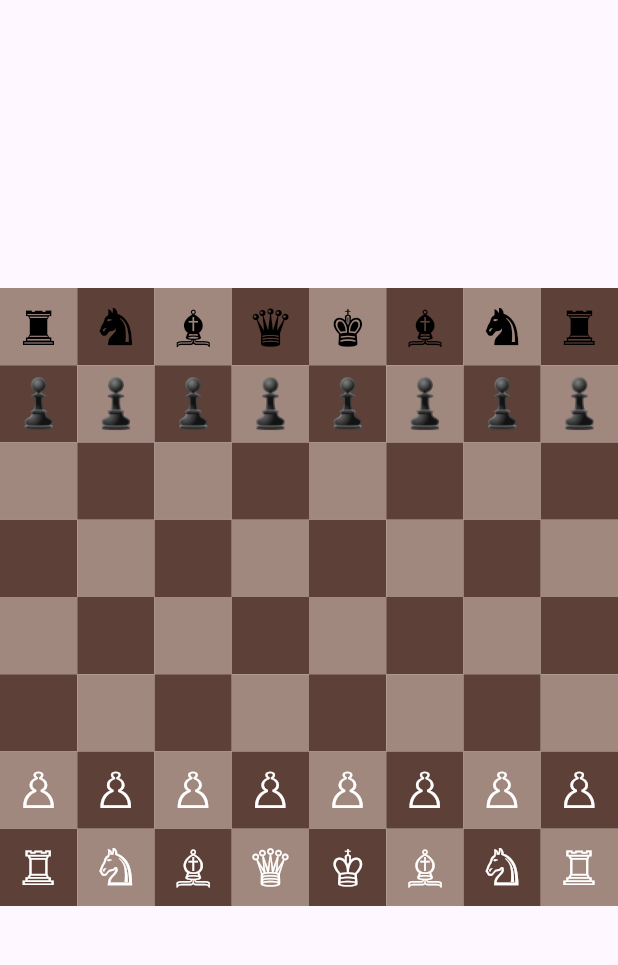
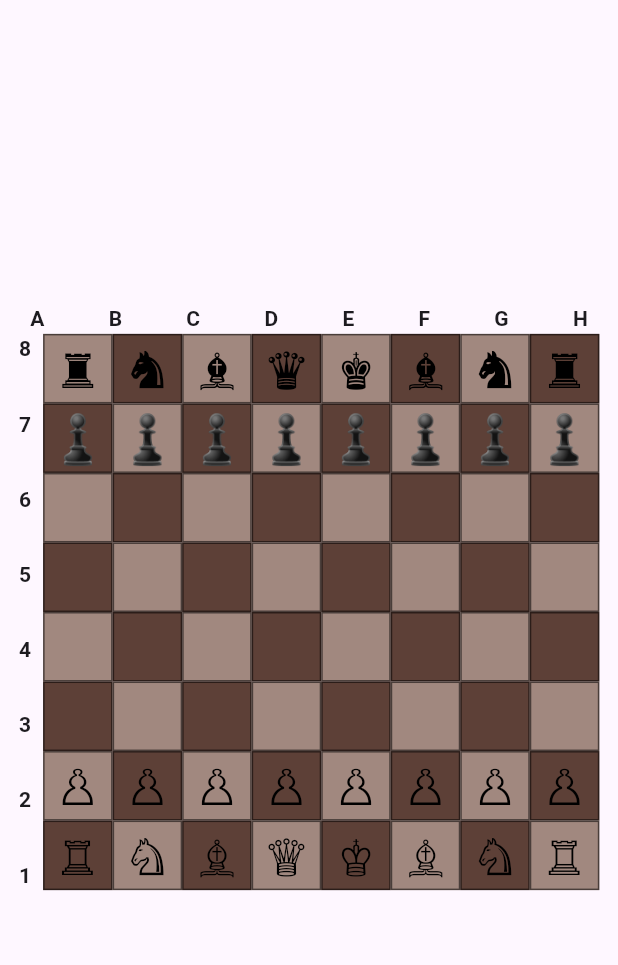
Before and after one commit to devaeterne/wizard_chess, a Flutter app: the ChessBoardScreen screen opened directly, on a phone screen of 412 x 824 dp, the part 63-1028 px from its top. Run offline on Flutter 3.47's test engine with Material 3 defaults, Android fonts, the phone set to English and light mode, and no system bars.

Commit message:
tahta sorunu

```diff
--- a/lib/models/piece.dart
+++ b/lib/models/piece.dart
@@ -1,6 +1,6 @@
-enum PieceType { king, queen, rook, bishop, knight, pawn }
+enum PieceColor { white, black }
 
-enum PieceColor { white, black }
+enum PieceType { pawn, rook, knight, bishop, queen, king }
 
 class Piece {
   final PieceType type;
@@ -10,18 +10,18 @@ class Piece {
 
   String get symbol {
     switch (type) {
+      case PieceType.pawn:
+        return color == PieceColor.white ? '♙' : '♟';
+      case PieceType.rook:
+        return color == PieceColor.white ? '♖' : '♜';
+      case PieceType.knight:
+        return color == PieceColor.white ? '♘' : '♞';
+      case PieceType.bishop:
+        return color == PieceColor.white ? '♗' : '♝';
+      case PieceType.queen:
+        return color == PieceColor.white ? '♕' : '♛';
       case PieceType.king:
         return color == PieceColor.white ? '♔' : '♚';
-      case PieceType.queen:
-        return color == PieceColor.white ? '♕' : '♛';
-      case PieceType.rook:
-        return color == PieceColor.white ? '♖' : '♜';
-      case PieceType.bishop:
-        return color == PieceColor.white ? '♗' : '♝';
-      case PieceType.knight:
-        return color == PieceColor.white ? '♘' : '♞';
-      case PieceType.pawn:
-        return color == PieceColor.white ? '♙' : '♟';
     }
   }
 }
--- a/lib/screens/chess_board_screen.dart
+++ b/lib/screens/chess_board_screen.dart
@@ -15,6 +15,9 @@ class _ChessBoardScreenState extends State<ChessBoardScreen> {
   int? selectedY;
   PieceColor currentTurn = PieceColor.white;
 
+  final List<String> columns = ['A', 'B', 'C', 'D', 'E', 'F', 'G', 'H'];
+  final List<String> rows = ['8', '7', '6', '5', '4', '3', '2', '1'];
+
   @override
   void initState() {
     super.initState();
@@ -27,7 +30,6 @@ class _ChessBoardScreenState extends State<ChessBoardScreen> {
       (_) => List.generate(boardSize, (_) => null),
     );
 
-    // Siyah taşlar (0. ve 1. satırlar)
     board[0] = [
       Piece(type: PieceType.rook, color: PieceColor.black),
       Piece(type: PieceType.knight, color: PieceColor.black),
@@ -42,7 +44,6 @@ class _ChessBoardScreenState extends State<ChessBoardScreen> {
       board[1][i] = Piece(type: PieceType.pawn, color: PieceColor.black);
     }
 
-    // Beyaz taşlar (6. ve 7. satırlar)
     board[7] = [
       Piece(type: PieceType.rook, color: PieceColor.white),
       Piece(type: PieceType.knight, color: PieceColor.white),
@@ -63,13 +64,11 @@ class _ChessBoardScreenState extends State<ChessBoardScreen> {
       final tappedPiece = board[y][x];
 
       if (selectedX == null || selectedY == null) {
-        // Henüz taş seçilmedi, seç
         if (tappedPiece != null && tappedPiece.color == currentTurn) {
           selectedX = x;
           selectedY = y;
         }
       } else {
-        // Taş seçili, şimdi hareket kontrolü
         final selectedPiece = board[selectedY!][selectedX!];
 
         if (selectedPiece != null &&
@@ -81,31 +80,38 @@ class _ChessBoardScreenState extends State<ChessBoardScreen> {
               toY: y,
               board: board,
             )) {
-          // Hamle geçerli, taşı hareket ettir
           board[y][x] = selectedPiece;
           board[selectedY!][selectedX!] = null;
 
-          // Sıra değiştir
           currentTurn = currentTurn == PieceColor.white
               ? PieceColor.black
               : PieceColor.white;
         }
-
-        // Seçimi kaldır
         selectedX = null;
         selectedY = null;
       }
     });
   }
 
-  @override
-  Widget build(BuildContext context) {
-    return Scaffold(
-      appBar: AppBar(title: Text('Wizard Chess')),
-      body: Center(
-        child: AspectRatio(
+  Widget _buildCoordinateLabels() {
+    return Container(
+      margin: EdgeInsets.symmetric(horizontal: 20),
+      child: Row(
+        mainAxisAlignment: MainAxisAlignment.spaceBetween,
+        children: columns
+            .map(
+              (col) => Text(col, style: TextStyle(fontWeight: FontWeight.bold)),
+            )
+            .toList(),
+      ),
+    );
+  }
+
+  Widget _buildBoard() {
+    return AspectRatio(
       aspectRatio: 1,
       child: GridView.builder(
+        physics: NeverScrollableScrollPhysics(),
         itemCount: boardSize * boardSize,
         gridDelegate: SliverGridDelegateWithFixedCrossAxisCount(
           crossAxisCount: boardSize,
@@ -127,6 +133,50 @@ class _ChessBoardScreenState extends State<ChessBoardScreen> {
           );
         },
       ),
+    );
+  }
+
+  Widget _buildRowLabels() {
+    return Column(
+      mainAxisAlignment: MainAxisAlignment.spaceBetween,
+      children: rows
+          .map(
+            (row) => Text(row, style: TextStyle(fontWeight: FontWeight.bold)),
+          )
+          .toList(),
+    );
+  }
+
+  @override
+  Widget build(BuildContext context) {
+    double boardSizePixels = MediaQuery.of(context).size.width * 0.9;
+    if (boardSizePixels > 400) boardSizePixels = 400;
+
+    return Scaffold(
+      appBar: AppBar(title: Text('Wizard Chess')),
+      body: Center(
+        child: Column(
+          mainAxisSize: MainAxisSize.min,
+          children: [
+            _buildCoordinateLabels(),
+            Row(
+              mainAxisSize: MainAxisSize.min,
+              children: [
+                Padding(
+                  padding: const EdgeInsets.only(right: 8.0),
+                  child: SizedBox(
+                    height: boardSizePixels,
+                    child: _buildRowLabels(),
+                  ),
+                ),
+                SizedBox(
+                  width: boardSizePixels,
+                  height: boardSizePixels,
+                  child: _buildBoard(),
+                ),
+              ],
+            ),
+          ],
         ),
       ),
     );
--- a/lib/widgets/chess_tile.dart
+++ b/lib/widgets/chess_tile.dart
@@ -4,38 +4,32 @@ class ChessTile extends StatelessWidget {
   final bool isDark;
   final bool isSelected;
   final String? symbol;
-  final VoidCallback? onTap;
+  final VoidCallback onTap;
 
   const ChessTile({
-    super.key,
+    Key? key,
     required this.isDark,
-    this.isSelected = false,
+    required this.isSelected,
     this.symbol,
-    this.onTap,
-  });
+    required this.onTap,
+  }) : super(key: key);
 
   @override
   Widget build(BuildContext context) {
+    Color baseColor = isDark ? Colors.brown[700]! : Colors.brown[300]!;
+    Color selectedColor = Colors.orange.withOpacity(0.5);
+
     return GestureDetector(
       onTap: onTap,
       child: Container(
         decoration: BoxDecoration(
-          color: isSelected
-              ? Colors.greenAccent
-              : (isDark ? Colors.brown[700] : Colors.brown[300]),
-          border: isSelected
-              ? Border.all(color: Colors.yellowAccent, width: 3)
-              : null,
+          color: isSelected ? selectedColor : baseColor,
+          border: Border.all(color: Colors.black54),
         ),
         child: Center(
           child: Text(
             symbol ?? '',
-            style: TextStyle(
-              fontSize: 32,
-              color: symbol != null && '♙♖♘♗♕♔'.contains(symbol!)
-                  ? Colors.white
-                  : Colors.black,
-            ),
+            style: TextStyle(fontSize: 32, color: Colors.black),
           ),
         ),
       ),
```
Lines whose indentation alone changed are shown as unchanged.
